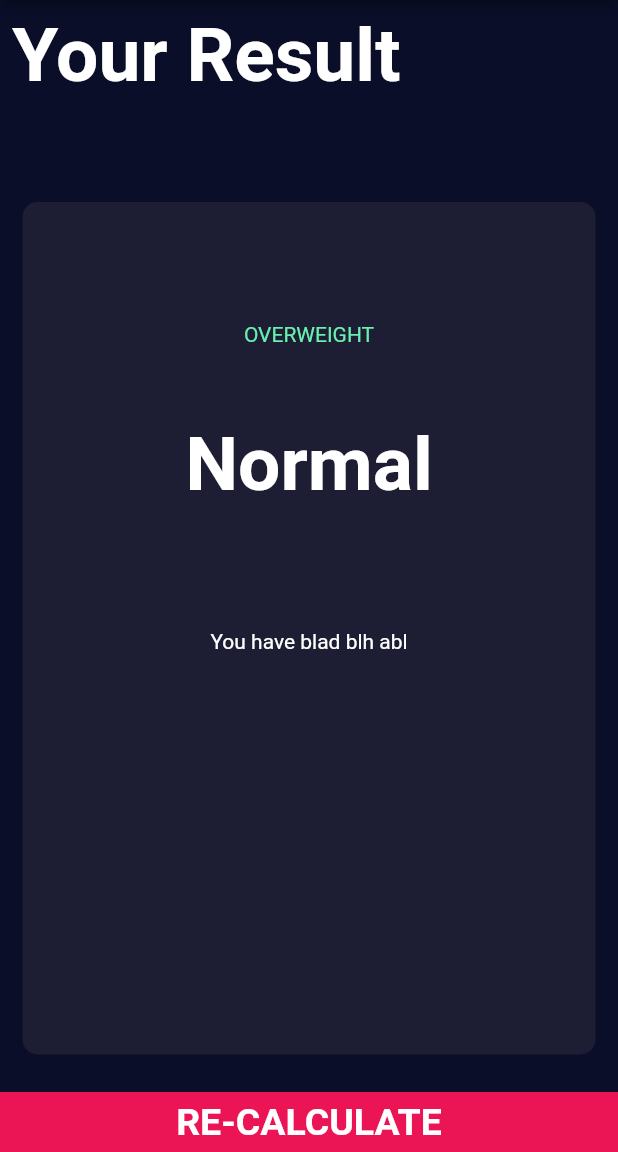
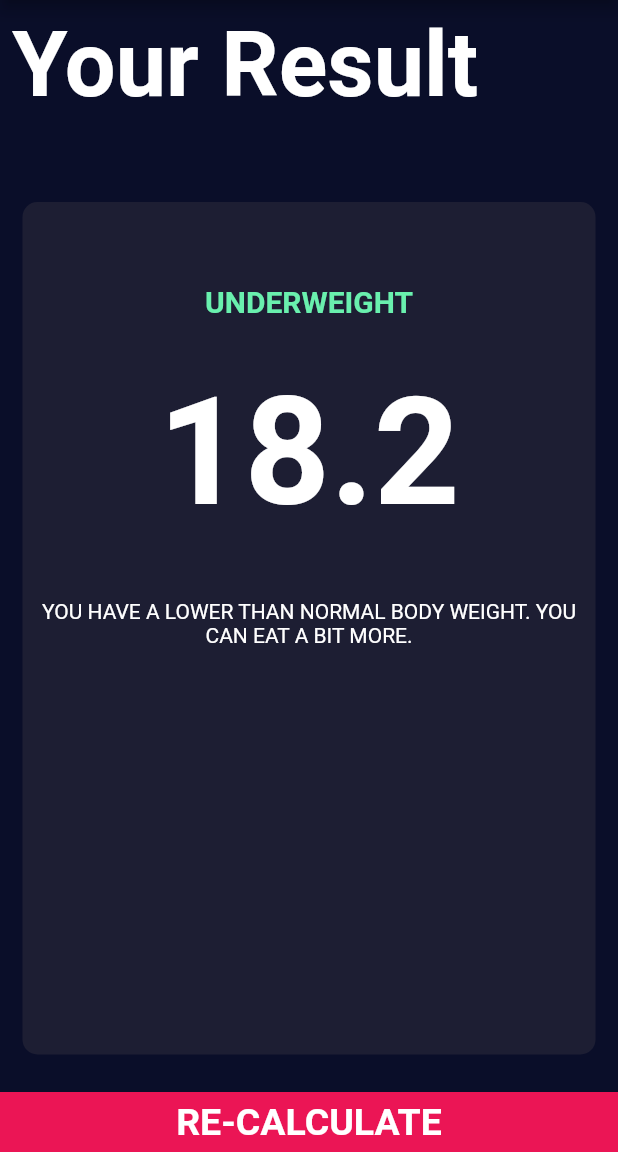
Before and after one commit to AlexDuthie/bmi_calculator, a Flutter app: the screen it shows after launch, after a tap on "CALCULATE", on a phone screen of 412 x 824 dp, the part 84-1236 px from its top. Run offline on Flutter 3.47's test engine with Material 2 defaults, Android fonts, the phone set to English and light mode, and no system bars; our stand-ins replace font_awesome_flutter.

Commit message:
Calculations for BMI added

```diff
--- a/lib/calculator_brain.dart
+++ b/lib/calculator_brain.dart
@@ -1,3 +1,5 @@
+
+import 'dart:math';
 
 class CalculatorBrain {
 
@@ -6,4 +8,30 @@ class CalculatorBrain {
   final int height;
   final int weight;
 
+  double _bmi = 0;
+
+  String calculateBMI() {
+    _bmi = weight / pow(height/100, 2);
+    return _bmi.toStringAsFixed(1);
+  }
+
+  String getResult() {
+    if(_bmi >= 25) {
+      return 'Overweight';
+    } else if(_bmi > 18.5) {
+      return 'Normal';
+    } else {
+      return 'Underweight';
+    }
+  }
+
+  String getInterpretation() {
+    if(_bmi >= 25) {
+      return 'You have a higher than normal body weight. Try to exercise more.';
+    } else if(_bmi > 18.5) {
+      return 'You have a normal body weight. Good job!';
+    } else {
+      return 'You have a lower than normal body weight. You can eat a bit more.';
+    }
+  }
 }
--- a/lib/reusable_card.dart
+++ b/lib/components/reusable_card.dart
@@ -1,6 +1,6 @@
 import 'package:flutter/material.dart';
 
-import 'input_page.dart';
+import '../screens/input_page.dart';
 
 class ReusableCard extends StatelessWidget {
   ReusableCard({required this.color, required this.cardChild, this.gender = Gender.undisclosed});
--- a/lib/constants.dart
+++ b/lib/constants.dart
@@ -20,6 +20,6 @@ const kBottomContainerStyle = TextStyle(
 );
 
 const kResultTextStyle = TextStyle (
-  fontSize: 50,
+  fontSize: 60,
   fontWeight: FontWeight.bold
 );
--- a/lib/main.dart
+++ b/lib/main.dart
@@ -1,5 +1,5 @@
 import 'package:flutter/material.dart';
-import 'input_page.dart';
+import 'screens/input_page.dart';
 
 void main() => runApp(BMICalculator());
 
--- a/lib/input_page.dart
+++ b/lib/screens/input_page.dart
@@ -1,9 +1,10 @@
-import 'package:bmi_calculator/results_page.dart';
+import 'package:bmi_calculator/screens/results_page.dart';
 import 'package:flutter/material.dart';
 import 'package:font_awesome_flutter/font_awesome_flutter.dart';
-import 'package:bmi_calculator/gender_card.dart';
-import 'package:bmi_calculator/reusable_card.dart';
+import 'package:bmi_calculator/components/gender_card.dart';
+import 'package:bmi_calculator/components/reusable_card.dart';
 import 'package:bmi_calculator/constants.dart';
+import 'package:bmi_calculator/calculator_brain.dart';
 
 enum Gender {
   undisclosed,
@@ -20,19 +21,7 @@ class _InputPageState extends State<InputPage> {
   Gender selectedGender = Gender.undisclosed;
   int height = 180;
   int weight = 60;
-  int age = 16;
-
-  void weightMinus() {
-    setState(() {
-      weight--;
-    });
-  }
-
-  void weightAdd() {
-    setState(() {
-      weight++;
-    });
-  }
+  int age = 18;
 
   @override
   Widget build(BuildContext context) {
@@ -148,9 +137,20 @@ class _InputPageState extends State<InputPage> {
                           'WEIGHT',
                           style: kLabelTextStyle,
                         ),
-                        Text(
-                          '$weight',
-                          style: kHeightTextStyle,
+                        Row(
+                          crossAxisAlignment: CrossAxisAlignment.baseline,
+                          mainAxisAlignment: MainAxisAlignment.center,
+                          textBaseline: TextBaseline.alphabetic,
+                          children: [
+                            Text(
+                              '$weight',
+                              style: kHeightTextStyle,
+                            ),
+                            Text(
+                              'kg',
+                              style: kLabelTextStyle,
+                            )
+                          ],
                         ),
                         Row(
                           mainAxisAlignment: MainAxisAlignment.center,
@@ -255,10 +255,18 @@ class _InputPageState extends State<InputPage> {
           ),
           GestureDetector(
             onTap: () {
+
+              CalculatorBrain calc = CalculatorBrain(
+                  height: height, weight: weight);
+
               Navigator.push(
                 context,
                 MaterialPageRoute(
-                  builder: (context) => ResultsPage(),
+                  builder: (context) => ResultsPage(
+                    bmiResult: calc.calculateBMI(),
+                    resultText: calc.getResult(),
+                    interpretation: calc.getInterpretation(),
+                  ),
                 ),
               );
             },
--- a/lib/results_page.dart
+++ b/lib/screens/results_page.dart
@@ -1,8 +1,14 @@
 import 'package:bmi_calculator/constants.dart';
-import 'package:bmi_calculator/reusable_card.dart';
+import 'package:bmi_calculator/components/reusable_card.dart';
 import 'package:flutter/material.dart';
 
 class ResultsPage extends StatelessWidget {
+
+  ResultsPage({required this.bmiResult, required this.resultText, required this.interpretation});
+
+  final String bmiResult;
+  final String resultText;
+  final String interpretation;
 
   @override
   Widget build(BuildContext context) {
@@ -33,19 +39,23 @@ class ResultsPage extends StatelessWidget {
                 mainAxisAlignment: MainAxisAlignment.start,
                 crossAxisAlignment: CrossAxisAlignment.center,
                 children: [
-                  SizedBox(height: 80,),
+                  SizedBox(height: 55,),
                   Text(
-                    'OVERWEIGHT',
-                    style: TextStyle(color: Colors.greenAccent),
+                    resultText.toUpperCase(),
+                    style: TextStyle(color: Colors.greenAccent, fontWeight: FontWeight.bold, fontSize: 20),
                   ),
-                  SizedBox(height: 50,),
+                  SizedBox(height: 30,),
                   Text(
-                    'Normal',
-                    style: kResultTextStyle,
+                    bmiResult.toUpperCase(),
+                    style: TextStyle(
+                      fontSize: 100,
+                      fontWeight: FontWeight.bold
+                    ),
                   ),
-                  SizedBox(height: 80,),
+                  SizedBox(height: 40,),
                   Text(
-                    'You have blad blh abl'
+                    interpretation.toUpperCase(),
+                    textAlign: TextAlign.center,
                   )
                 ],
               ),
```
Also changed, not shown: lib/components/gender_card.dart (renamed from lib/gender_card.dart).
